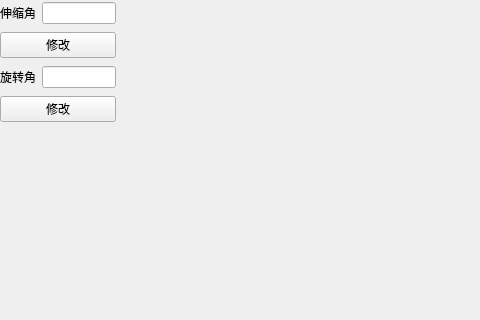
The window that mainwindow.ui (erow/robot) describes before a commit, drawn with Qt 5; both pictures show x 0 to 480 and y 0 to 320 of the 640 by 480 pixel window.
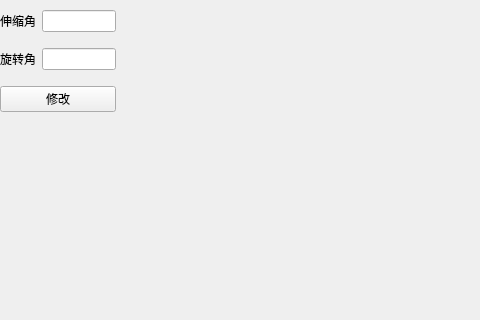
The same window after the commit.

```diff
--- a/mainwindow.ui
+++ b/mainwindow.ui
@@ -38,13 +38,6 @@
        </item>
       </layout>
      </item>
-     <item>
-      <widget class="QPushButton" name="button_angle">
-       <property name="text">
-        <string>修改</string>
-       </property>
-      </widget>
-     </item>
      <item>
       <layout class="QHBoxLayout" name="horizontalLayout_2">
        <item>
```
